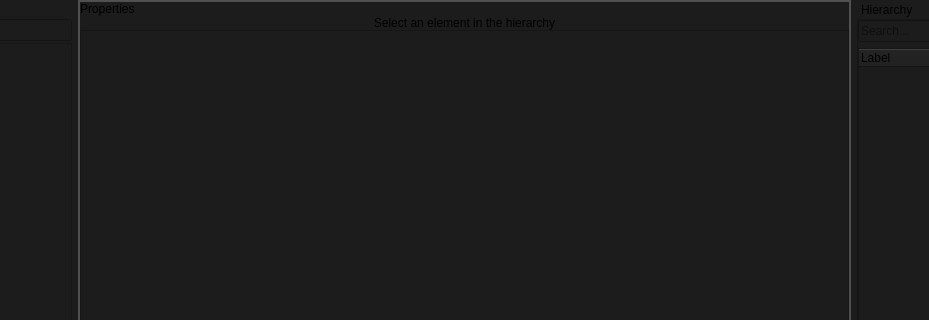
First picture: the form in src/smartprop_editor/main.ui, repository dertwist/Hammer5Tools, before the edit; both pictures show x 165 to 1094 and y 0 to 320 of the 1280 by 720 pixel window.
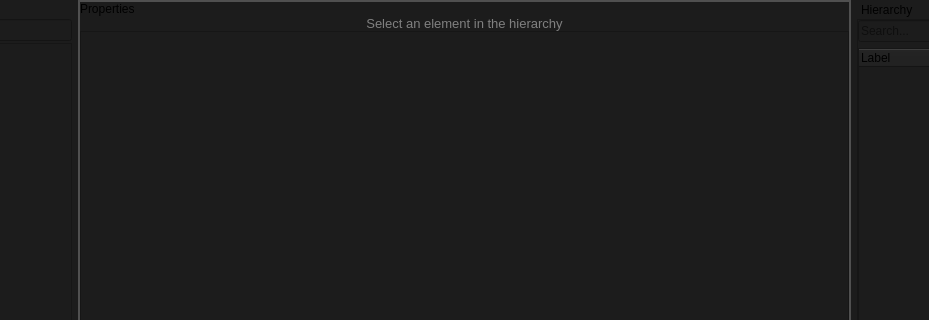
Second picture: the form after the edit. Icons and pictures are not drawn.

Diff of the .ui file:
```diff
--- a/src/smartprop_editor/main.ui
+++ b/src/smartprop_editor/main.ui
@@ -105,7 +105,7 @@
            <rect>
             <x>0</x>
             <y>0</y>
-            <width>725</width>
+            <width>728</width>
             <height>700</height>
            </rect>
           </property>
@@ -134,6 +134,9 @@
             <layout class="QVBoxLayout" name="properties_layout">
              <item>
               <widget class="QLabel" name="properties_placeholder">
+               <property name="styleSheet">
+                <string notr="true">color: gray; font-size: 13px;</string>
+               </property>
                <property name="text">
                 <string>Select an element in the hierarchy</string>
                </property>
```
Left out of the diff: 4 changed lines with no effect on the pictures.
